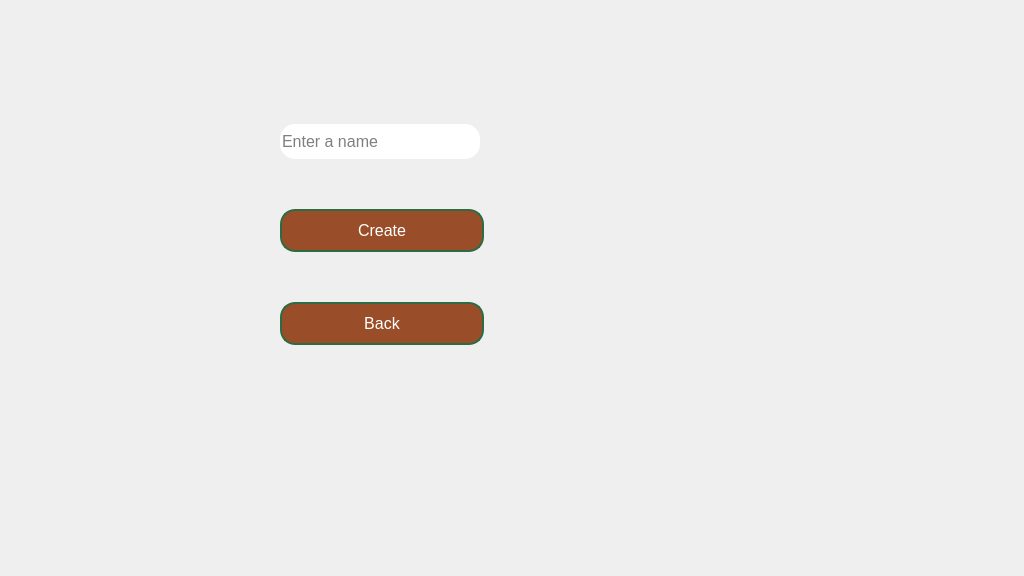
jmdieguez/QuackGame, file client/view/create_room.ui: the form before one commit.
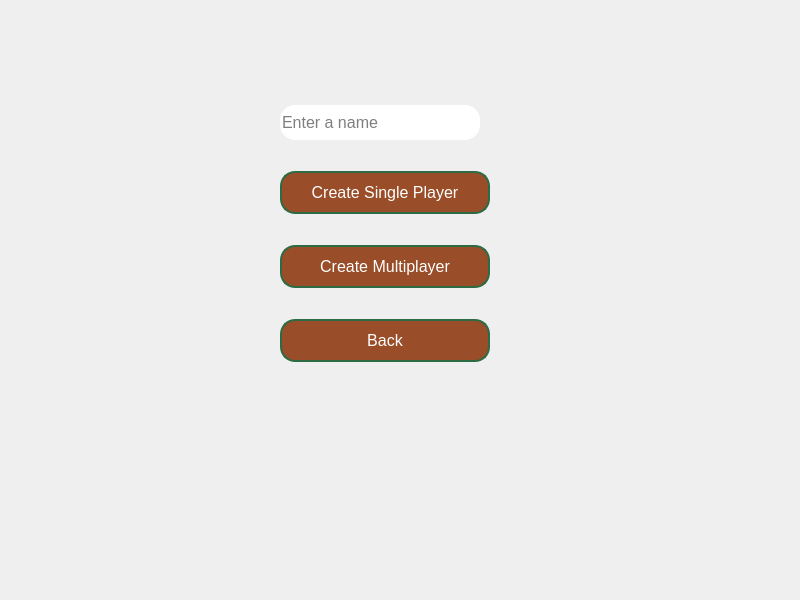
The form after the commit.

What changed in the file:
```diff
--- a/client/view/create_room.ui
+++ b/client/view/create_room.ui
@@ -9,8 +9,8 @@
    <rect>
     <x>0</x>
     <y>0</y>
-    <width>1024</width>
-    <height>576</height>
+    <width>800</width>
+    <height>600</height>
    </rect>
   </property>
   <property name="font">
@@ -26,7 +26,7 @@
     <rect>
      <x>280</x>
      <y>80</y>
-     <width>204</width>
+     <width>210</width>
      <height>311</height>
     </rect>
    </property>
@@ -60,7 +60,34 @@
      </widget>
     </item>
     <item>
-     <widget class="QPushButton" name="createButton">
+     <widget class="QPushButton" name="creatSinglePlayer">
+      <property name="styleSheet">
+       <string notr="true"> QPushButton {
+            background-color: #994d28;
+            color: white; 
+            font-size: 16px; 
+            border: 2px solid #2C6B43; 
+            border-radius: 15px; 
+            padding: 10px 20px;
+            text-align: center;
+        }
+
+        QPushButton:pressed {
+            background-color: #3E7F58;
+        }
+
+        QPushButton:hover {
+            background-color: #3E7F58;
+            border: 2px solid #A1D0B1; 
+        }</string>
+      </property>
+      <property name="text">
+       <string>Create Single Player</string>
+      </property>
+     </widget>
+    </item>
+    <item>
+     <widget class="QPushButton" name="createMUltiplayerButton">
       <property name="styleSheet">
        <string notr="true"> QPushButton {
             background-color: #994d28;
@@ -82,7 +109,7 @@
         }</string>
       </property>
       <property name="text">
-       <string>Create</string>
+       <string>Create Multiplayer</string>
       </property>
      </widget>
     </item>
```
